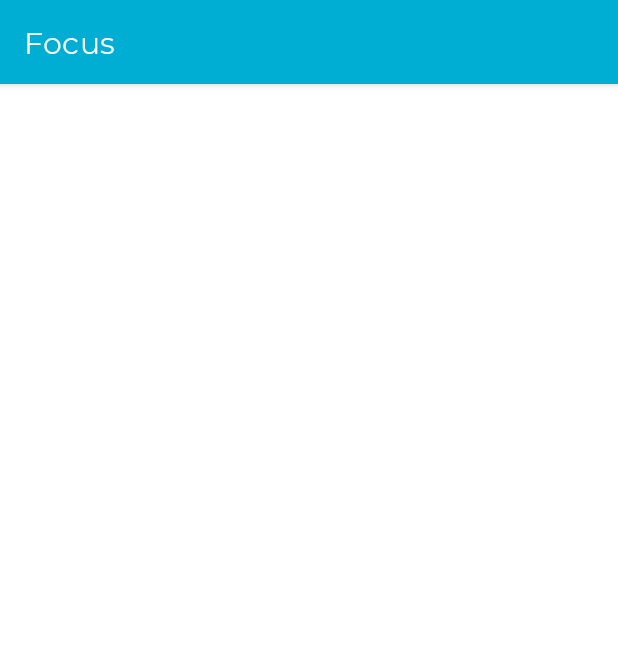
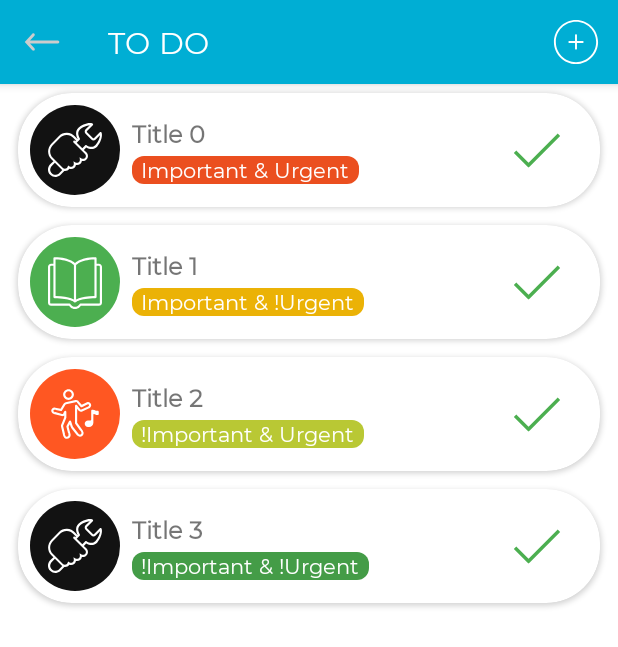
Before and after one commit to Muhammadqodir/Focus-Android, an Android app: the TaskListActivity screen opened directly, with no data from a screen before it, on a phone screen of 412 x 824 dp. Shown: the top 647 px of the screen. Run offline under Robolectric (Android 15) with nearby library versions, the phone set to English and light mode, and no system bars.

Commit message:
Created TaskListActivity

```diff
--- /dev/null
+++ b/app/src/main/java/uz/mq/focus/DBMaster.kt
@@ -0,0 +1 @@
+package uz.mq.focus
--- a/app/src/main/java/uz/mq/focus/TaskListActivity.kt
+++ b/app/src/main/java/uz/mq/focus/TaskListActivity.kt
@@ -1,11 +1,67 @@
 package uz.mq.focus
 
+import android.content.Context
 import androidx.appcompat.app.AppCompatActivity
 import android.os.Bundle
+import android.view.Menu
+import android.view.MenuItem
+import androidx.appcompat.app.ActionBar
+import androidx.recyclerview.widget.LinearLayoutManager
+import androidx.recyclerview.widget.RecyclerView
+import com.google.android.material.bottomsheet.BottomSheetDialog
+import uz.mq.focus.adapters.TasksListAdapter
 
 class TaskListActivity : AppCompatActivity() {
+
     override fun onCreate(savedInstanceState: Bundle?) {
         super.onCreate(savedInstanceState)
         setContentView(R.layout.activity_task_list)
+        setActionBar()
+        setTitle("TO DO")
+        findViews()
+    }
+
+    override fun onCreateOptionsMenu(menu: Menu?): Boolean {
+        val inflater = menuInflater
+        inflater.inflate(R.menu.menu_task_list_activity, menu)
+        return super.onCreateOptionsMenu(menu)
+    }
+
+    override fun onOptionsItemSelected(item: MenuItem): Boolean {
+        when(item.itemId){
+            android.R.id.home -> this.finish()
+            R.id.addTask -> showAddTaskDialog()
+        }
+        return super.onOptionsItemSelected(item)
+    }
+
+    private fun showAddTaskDialog(){
+        val addTaskDialog = layoutInflater.inflate(R.layout.add_new_task, null)
+        val dialog = BottomSheetDialog(this)
+        dialog.setContentView(addTaskDialog)
+        dialog.show()
+    }
+
+    private fun findViews(){
+        val rvTodayList: RecyclerView = findViewById(R.id.rvTaskList)
+        val rvAdapter:TasksListAdapter? = TasksListAdapter(fillList(), this)
+        rvTodayList.layoutManager = LinearLayoutManager(this)
+        rvTodayList.adapter = rvAdapter
+    }
+
+    private fun setActionBar() {
+        supportActionBar?.setDisplayHomeAsUpEnabled(true)
+        supportActionBar?.setHomeAsUpIndicator(R.drawable.ic_back)
+    }
+
+
+    private fun fillList():ArrayList<TasksListAdapter.Item>{
+        val data = ArrayList<TasksListAdapter.Item>()
+        (0..3).forEach { i->
+            run {
+                data.add(TasksListAdapter.Item("Title " + i, i, "18.02.2021", i, ""))
+            }
+        }
+        return data
     }
 }
--- /dev/null
+++ b/app/src/main/res/drawable/ic_back.xml
@@ -0,0 +1,11 @@
+<vector xmlns:android="http://schemas.android.com/apk/res/android"
+    android:width="24dp"
+    android:height="24dp"
+    android:viewportWidth="50"
+    android:viewportHeight="50">
+  <path
+      android:pathData="M13.082,12.9805C12.4922,12.9609 11.9258,13.2031 11.5313,13.6406L1.0234,25L11.5313,36.3594C12.0117,36.8945 12.7461,37.1328 13.4531,36.9766C14.1563,36.8203 14.7227,36.2969 14.9336,35.6055C15.1445,34.9141 14.9688,34.1641 14.4688,33.6406L8.3242,27L47,27C47.7227,27.0117 48.3906,26.6328 48.7539,26.0078C49.1211,25.3867 49.1211,24.6133 48.7539,23.9922C48.3906,23.3672 47.7227,22.9883 47,23L8.3242,23L14.4688,16.3594C15.0117,15.7852 15.168,14.9492 14.8672,14.2188C14.5703,13.4922 13.8711,13.0039 13.082,12.9805Z"
+      android:fillColor="#cccccc"
+      android:fillType="nonZero"
+      android:strokeColor="#00000000"/>
+</vector>
--- /dev/null
+++ b/app/src/main/res/menu/menu_task_list_activity.xml
@@ -0,0 +1,8 @@
+<?xml version="1.0" encoding="utf-8"?>
+<menu xmlns:android="http://schemas.android.com/apk/res/android"
+    xmlns:app="http://schemas.android.com/apk/res-auto">
+    <item android:id="@+id/addTask"
+        android:icon="@drawable/ic_icons8_add"
+        app:showAsAction="always"
+        android:title="Add new task"/>
+</menu>
```
Also changed, not shown: app/src/main/java/uz/mq/focus/MainActivity.kt (+10 -0 lines), app/src/main/res/drawable/ic_tomorrow.xml (added, +11 -0 lines), app/src/main/res/layout/add_new_task.xml (added, +86 -0 lines), app/src/main/res/values/strings.xml (+13 -0 lines).
